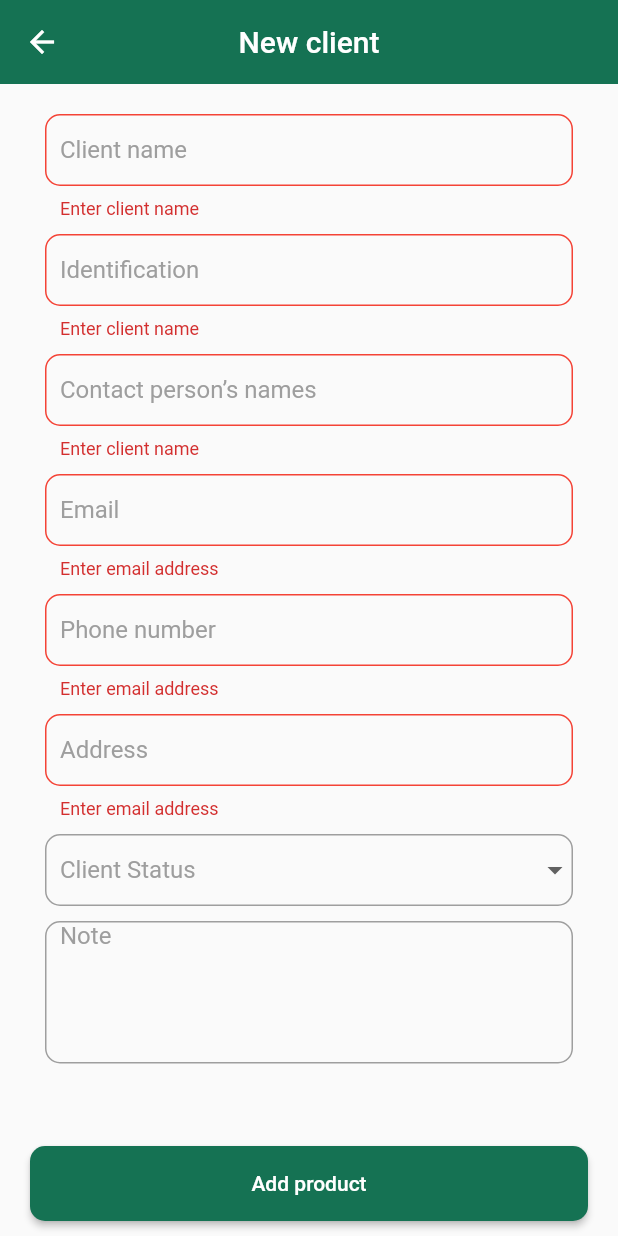
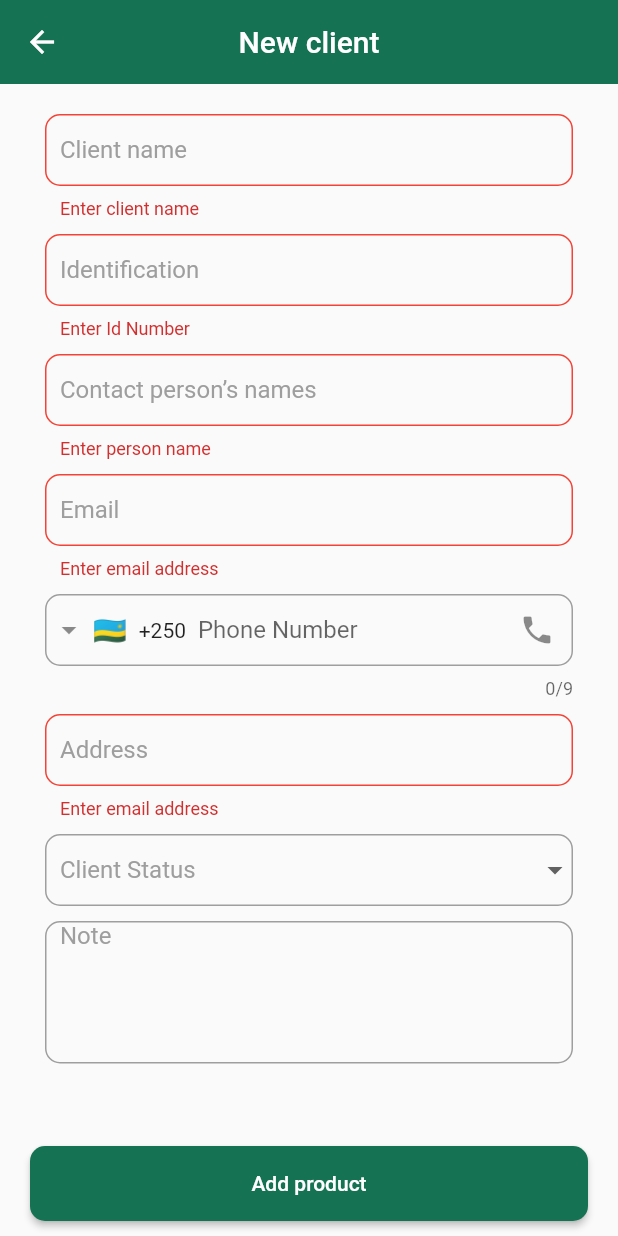
Before and after one commit to uyisaristide/KudiBooks, a Flutter app: the NewClient screen opened directly, after a tap on "Add product", on a phone screen of 412 x 824 dp. Run offline on Flutter 3.47's test engine with Material 2 defaults, Android fonts, the phone set to English and light mode, and no system bars; drawn by our look-alikes of intl_phone_field; our stand-ins replace charts_flutter, flutter_slidable, pin_code_fields; missing offline and left inert: dart:ffi.

Commit message:
client and expenses form saved

```diff
--- a/lib/providers/client_provider.dart
+++ b/lib/providers/client_provider.dart
@@ -1,8 +1,16 @@
 import 'package:flutter/cupertino.dart';
 import 'package:kudibooks_app/models/client_model.dart';
 
-class ClientProvider extends ChangeNotifier{
+class ClientProvider extends ChangeNotifier {
   List<ClientModel> _clientList = [];
+
   List<ClientModel> get allClients => _clientList;
+  static final ClientProvider clientInstance = ClientProvider();
 
+  //static ClientProvider get clientInstances => _clientInstance;
+
+  addClient(ClientModel clientModel) {
+    _clientList.add(clientModel);
+    notifyListeners();
+  }
 }
--- a/lib/screens/dashboard/new_client.dart
+++ b/lib/screens/dashboard/new_client.dart
@@ -1,28 +1,50 @@
 import 'dart:math';
 
+import 'package:flutter/cupertino.dart';
 import 'package:flutter/material.dart';
-import 'package:kudibooks_app/screens/auth_screens/validators/validator.dart';
+import 'package:kudibooks_app/models/client_model.dart';
+import 'package:kudibooks_app/providers/client_provider.dart';
 import 'package:kudibooks_app/screens/auth_screens/widgets/drop_down_widget.dart';
 import 'package:kudibooks_app/screens/auth_screens/widgets/login_button.dart';
+import 'package:kudibooks_app/screens/auth_screens/widgets/phone_input.dart';
 import 'package:kudibooks_app/screens/auth_screens/widgets/text_form_field.dart';
 import 'package:kudibooks_app/screens/dashboard/widget/common_appBar.dart';
 
-class NewClient extends StatelessWidget {
+class NewClient extends StatefulWidget {
   NewClient({Key? key}) : super(key: key);
+
+  @override
+  State<NewClient> createState() => _NewClientState();
+}
+
+class _NewClientState extends State<NewClient> {
   final GlobalKey<FormState> _formKey = GlobalKey<FormState>();
+
   final Random _randomId = Random();
+
   final nameController = TextEditingController();
+
   final idNumberController = TextEditingController();
+
   final contactPersonName = TextEditingController();
+
   final emailController = TextEditingController();
+
   final phoneController = TextEditingController();
+
   final addressController = TextEditingController();
+
   final noteController = TextEditingController();
+
+  String? countryCode;
+
   List<String> clientStatus = ['Active', 'Inactive'];
+
   String? clientStatusOption;
 
   @override
   Widget build(BuildContext context) {
+    // print(ClientProvider.clientInstance.allClients.length);
     return Scaffold(
       bottomNavigationBar: BottomAppBar(
           color: Colors.transparent,
@@ -33,7 +55,35 @@ class NewClient extends StatelessWidget {
                 text: 'Add product',
                 actionField: () {
                   if (_formKey.currentState!.validate()) {
-
+                    ClientProvider.clientInstance.addClient(ClientModel(
+                        _randomId.nextInt(500),
+                        nameController.text,
+                        int.parse(idNumberController.text),
+                        contactPersonName.text,
+                        emailController.text,
+                        countryCode.toString() + phoneController.text,
+                        addressController.text,
+                        clientStatusOption.toString(),
+                        noteController.text));
+                    print(countryCode.toString() + phoneController.text);
+                    ScaffoldMessenger.of(context)
+                      ..removeCurrentSnackBar()
+                      ..showSnackBar(SnackBar(
+                        content: const Text(
+                          "Client saved successfully",
+                          textAlign: TextAlign.center,
+                          style: TextStyle(fontSize: 17, color: Colors.white),
+                        ),
+                        duration: const Duration(seconds: 2),
+                        shape: RoundedRectangleBorder(
+                            borderRadius: BorderRadius.circular(5.0)),
+                        padding: const EdgeInsets.only(
+                          bottom: 30.0,
+                          top: 10.0,
+                        ),
+                        elevation: 0.0,
+                        backgroundColor: Colors.green,
+                      ));
                     Navigator.pop(context);
                   }
                 }),
@@ -49,7 +99,7 @@ class NewClient extends StatelessWidget {
                 children: [
                   CustomFormField(
                       validators: (value) {
-                        if(nameController.text.isEmpty){
+                        if (nameController.text.isEmpty) {
                           return 'Enter client name';
                         }
                         return null;
@@ -59,9 +109,9 @@ class NewClient extends StatelessWidget {
                       isShown: false),
                   CustomFormField(
                       validators: (value) {
-                        if(idNumberController.text.isEmpty){
-                          return 'Enter client name';
-                        }else if(idNumberController.text.length <16){
+                        if (idNumberController.text.isEmpty) {
+                          return 'Enter Id Number';
+                        } else if (idNumberController.text.length < 16) {
                           return 'Match 16 digits';
                         }
                         return null;
@@ -72,7 +122,10 @@ class NewClient extends StatelessWidget {
                       inputType: TextInputType.number),
                   CustomFormField(
                       validators: (value) {
-                        return 'Enter client name';
+                        if (value == '') {
+                          return "Enter person name";
+                        }
+                        return null;
                       },
                       hintText: 'Contact person’s names',
                       fieldController: contactPersonName,
@@ -80,29 +133,32 @@ class NewClient extends StatelessWidget {
                       inputType: TextInputType.name),
                   CustomFormField(
                       validators: (value) {
-                        if(emailController.text.isEmpty){
+                        final RegExp regex = RegExp(
+                            r"^[a-zA-Z0-9.a-zA-Z0-9.!#$%&'*+-/=?^_`{|}~]+@[a-zA-Z0-9]+\.[a-zA-Z]+");
+                        if (emailController.text.isEmpty) {
                           return 'Enter email address';
+                        } else if (!regex.hasMatch(value)) {
+                          return 'Invalid Phone number';
+                        } else {
+                          return null;
                         }
-                        return null;
                       },
                       hintText: 'Email',
                       fieldController: emailController,
                       isShown: false,
                       inputType: TextInputType.emailAddress),
+                  PhoneField(
+                      validators: (values) {},
+                      phoneNumber: phoneController,
+                      fieldIcon: const Icon(Icons.phone),
+                      countryCodes: (phoneCode) {
+                        setState(() {
+                          countryCode = phoneCode.dialCode;
+                        });
+                      }),
                   CustomFormField(
                       validators: (value) {
-                        if(phoneController.text.isEmpty){
-                          return 'Enter email address';
-                        }
-                        return null;
-                      },
-                      hintText: 'Phone number',
-                      fieldController: phoneController,
-                      isShown: false,
-                      inputType: TextInputType.multiline),
-                  CustomFormField(
-                      validators: (value) {
-                        if(addressController.text.isEmpty){
+                        if (addressController.text.isEmpty) {
                           return 'Enter email address';
                         }
                         return null;
@@ -123,6 +179,7 @@ class NewClient extends StatelessWidget {
                     itemsToSelect: clientStatus,
                   ),
                   CustomFormField(
+                      validators: (value) {},
                       hintText: 'Note',
                       maxLining: 5,
                       fieldController: noteController,
```
